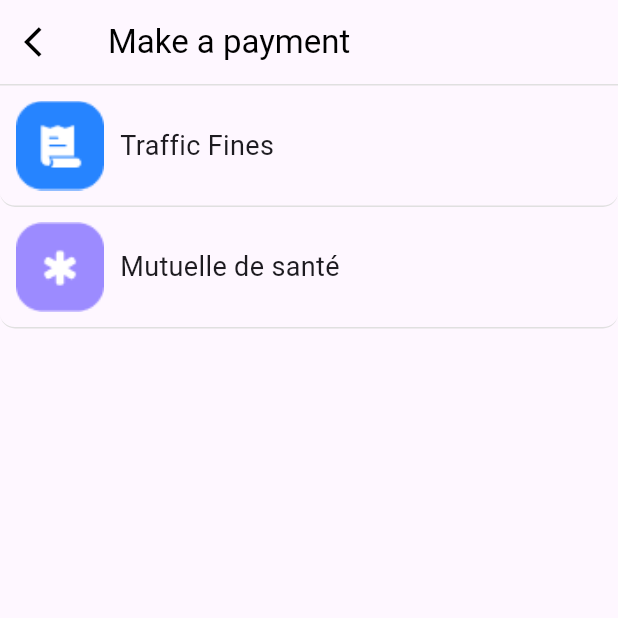
After one commit to faid-terence/dynamic_form_builder_flutter, a Flutter app: the screen it shows after launch, after a tap on "Make Paytment", on a phone screen of 412 x 824 dp, the top half of it. The commit adds this screen. Run offline on Flutter 3.47's test engine with Material 3 defaults, Android fonts, the light colour scheme and no system bars; our stand-ins replace font_awesome_flutter; network calls fail.

Commit message:
feat(services-provider);implement services to be paid for now only mutuelle de sante

```diff
--- /dev/null
+++ b/devtools_options.yaml
@@ -0,0 +1,3 @@
+description: This file stores settings for Dart & Flutter DevTools.
+documentation: https://docs.flutter.dev/tools/devtools/extensions#configure-extension-enablement-states
+extensions:
--- /dev/null
+++ b/lib/components/list_of_serives.dart
@@ -0,0 +1,48 @@
+import 'package:flutter/material.dart';
+
+class ListOfSerives extends StatelessWidget {
+  final String title;
+  final Color color;
+  final String imagePath;
+  final VoidCallback onTap;
+
+  const ListOfSerives({
+    super.key,
+    required this.title,
+    required this.color,
+    required this.imagePath,
+    required this.onTap,
+  });
+
+  @override
+  Widget build(BuildContext context) {
+    return GestureDetector(
+      onTap: onTap,
+      child: Container(
+        padding: const EdgeInsets.all(10),
+        decoration: BoxDecoration(
+          borderRadius: BorderRadius.circular(10),
+          border: Border(
+            bottom: BorderSide(color: Colors.grey.shade300),
+          ),
+        ),
+        child: Row(
+          children: [
+            SizedBox(
+              width: 60,
+              height: 60,
+              child: Image(
+                image: AssetImage(imagePath),
+                fit: BoxFit.contain,
+              ),
+            ),
+            const SizedBox(
+              width: 10,
+            ),
+            Text(title, style: const TextStyle(fontSize: 18)),
+          ],
+        ),
+      ),
+    );
+  }
+}
--- a/lib/main.dart
+++ b/lib/main.dart
@@ -1,4 +1,5 @@
 import 'package:dynamic_form_generator/screens/form_builder_demo.dart';
+import 'package:dynamic_form_generator/screens/make_payments.dart';
 import 'package:dynamic_form_generator/screens/mutuelle_application.dart';
 import 'package:dynamic_form_generator/screens/payment_methods.dart';
 import 'package:dynamic_form_generator/screens/user_payments.dart';
@@ -6,11 +7,15 @@ import 'package:dynamic_form_generator/screens/welcome_screen.dart';
 import 'package:flutter/material.dart';
 import 'package:dynamic_form_generator/provider/form_state_provider.dart';
 import 'package:provider/provider.dart';
+import 'package:dynamic_form_generator/provider/services_provider.dart';
 
 void main() {
   runApp(
-    ChangeNotifierProvider(
-      create: (context) => FormStateProvider(),
+    MultiProvider(
+      providers: [
+        ChangeNotifierProvider(create: (_) => FormStateProvider()),
+        ChangeNotifierProvider(create: (_) => ServicesProvider()),
+      ],
       child: const MyApp(),
     ),
   );
@@ -37,6 +42,7 @@ class MyApp extends StatelessWidget {
         "/mutuelle": (context) => const MutuelleApplication(),
         "/paymentMethods": (context) => const PaymentMethods(),
         "/UserPayments": (context) => const UserPayments(),
+        "/makePayments": (context) => const MakePayments(),
       },
     );
   }
--- /dev/null
+++ b/lib/models/service.dart
@@ -0,0 +1,13 @@
+import 'package:flutter/material.dart';
+
+class Service {
+  final String title;
+  final String imagePath;
+  final Color color;
+
+  Service({
+    required this.title,
+    required this.imagePath,
+    required this.color,
+  });
+}
--- /dev/null
+++ b/lib/provider/services_provider.dart
@@ -0,0 +1,29 @@
+import 'package:dynamic_form_generator/models/service.dart';
+import 'package:flutter/material.dart';
+
+class ServicesProvider extends ChangeNotifier {
+  static List<Service> services = [
+    Service(
+      title: "Traffic Fines",
+      imagePath: "assets/images/Icon.png",
+      color: Colors.blue,
+    ),
+    Service(
+      title: "Mutuelle de santé",
+      imagePath: "assets/images/health.png",
+      color: const Color.fromARGB(255, 85, 38, 93),
+    ),
+  ];
+
+  List<Service> getServices() {
+    return services;
+  }
+
+  // go to service screen
+  int? currentServiceIndex;
+
+  void setCurrentServiceIndex(int index) {
+    currentServiceIndex = index;
+    notifyListeners();
+  }
+}
--- /dev/null
+++ b/lib/screens/make_payments.dart
@@ -0,0 +1,59 @@
+import 'package:dynamic_form_generator/components/list_of_serives.dart';
+import 'package:dynamic_form_generator/provider/services_provider.dart';
+import 'package:flutter/material.dart';
+import 'package:provider/provider.dart';
+
+class MakePayments extends StatefulWidget {
+  const MakePayments({super.key});
+
+  @override
+  State<MakePayments> createState() => _MakePaymentsState();
+}
+
+class _MakePaymentsState extends State<MakePayments> {
+  late final dynamic serviceProvider;
+  @override
+  void initState() {
+    super.initState();
+    serviceProvider = Provider.of<ServicesProvider>(context, listen: false);
+  }
+
+  void goToServiceScreen(int index) {
+    serviceProvider.setCurrentServiceIndex(index);
+    Navigator.pushNamed(context, "/mutuelle");
+  }
+
+  @override
+  Widget build(BuildContext context) {
+    return Scaffold(
+      appBar: AppBar(
+        title: const Text('Make a payment'),
+        foregroundColor: Colors.black,
+        leading: IconButton(
+          icon: const Icon(Icons.arrow_back_ios),
+          onPressed: () {
+            Navigator.pop(context);
+          },
+        ),
+        bottom: PreferredSize(
+          preferredSize: const Size.fromHeight(1.0),
+          child: Container(
+            color: Colors.grey.shade300,
+            height: 1.0,
+          ),
+        ),
+      ),
+      body: Consumer<ServicesProvider>(builder: (context, provider, child) {
+        return ListView.builder(
+          itemCount: provider.getServices().length,
+          itemBuilder: (context, index) => ListOfSerives(
+            title: provider.getServices()[index].title,
+            color: provider.getServices()[index].color,
+            imagePath: provider.getServices()[index].imagePath,
+            onTap: () => goToServiceScreen(index),
+          ),
+        );
+      }),
+    );
+  }
+}
--- a/lib/screens/payment_methods.dart
+++ b/lib/screens/payment_methods.dart
@@ -1,5 +1,5 @@
 import 'package:dynamic_form_generator/components/json_form_builder.dart';
-import 'package:dynamic_form_generator/components/my_custom_button.dart';
+
 import 'package:dynamic_form_generator/components/primary_button.dart';
 import 'package:flutter/material.dart';
 import 'package:http/http.dart' as http;
@@ -49,34 +49,31 @@ class _PaymentMethodsState extends State<PaymentMethods> {
     }
   }
 
-  // Function to display the success message and navigate after a delay
   void saveNumber() {
     ScaffoldMessenger.of(context).showSnackBar(
       SnackBar(
         content: Container(
           padding: const EdgeInsets.symmetric(vertical: 10, horizontal: 20),
           decoration: BoxDecoration(
-            color: Colors.green.shade600, // Set the background color to green
-            borderRadius: BorderRadius.circular(8), // Rounded corners
+            color: Colors.green.shade600,
+            borderRadius: BorderRadius.circular(8),
           ),
           child: const Text(
             '"Number" saved successfully',
             style: TextStyle(
-              color: Colors.white, // Text color to contrast with background
+              color: Colors.white,
               fontSize: 16,
             ),
             textAlign: TextAlign.center,
           ),
         ),
-        backgroundColor:
-            Colors.transparent, // Makes the default background transparent
-        elevation: 0, // Removes the shadow for a flat look
-        behavior: SnackBarBehavior.floating, // Floating style
-        duration: const Duration(seconds: 2), // Duration to show the message
+        backgroundColor: Colors.transparent,
+        elevation: 0,
+        behavior: SnackBarBehavior.floating,
+        duration: const Duration(seconds: 2),
       ),
     );
 
-    // Delay for 3 seconds and then navigate to UserPayments
     Future.delayed(const Duration(seconds: 3), () {
       Navigator.pushNamed(context, "/UserPayments");
     });
--- a/lib/screens/welcome_screen.dart
+++ b/lib/screens/welcome_screen.dart
@@ -83,14 +83,14 @@ class WelcomeScreen extends StatelessWidget {
                 icon: FontAwesomeIcons.handHolding,
                 color: Colors.blue,
                 onTap: () {
-                  Navigator.pushNamed(context, "/mutuelle");
+                  Navigator.pushNamed(context, "/makePayments");
                 },
               ),
               const SizedBox(height: 20),
 
               const CardComponent(
-                title: "Make Paytment",
-                subtitle: "Traffic fines, community health based insurance",
+                title: "My certificates",
+                subtitle: "Birth certificate, celibacy certificate and more ",
                 // use coins hand icon
                 icon: FontAwesomeIcons.fileAlt,
                 color: Color(0xFF8413F5),
--- a/pubspec.yaml
+++ b/pubspec.yaml
@@ -62,9 +62,8 @@ flutter:
   uses-material-design: true
 
   # To add assets to your application, add an assets section, like this:
-  # assets:
-  #   - images/a_dot_burr.jpeg
-  #   - images/a_dot_ham.jpeg
+  assets:
+    - assets/images/
 
   # An image asset can refer to one or more resolution-specific "variants", see
   # https://flutter.dev/to/resolution-aware-images
```
Also changed, not shown: assets/images/Icon.png (added), assets/images/health.png (added).
